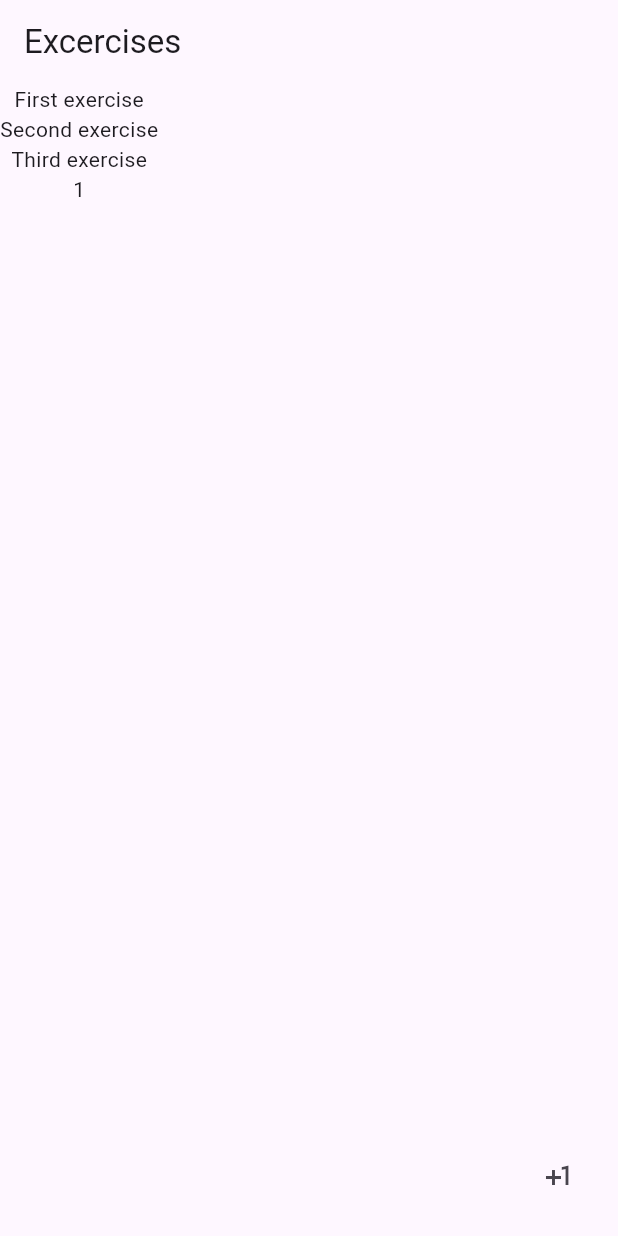
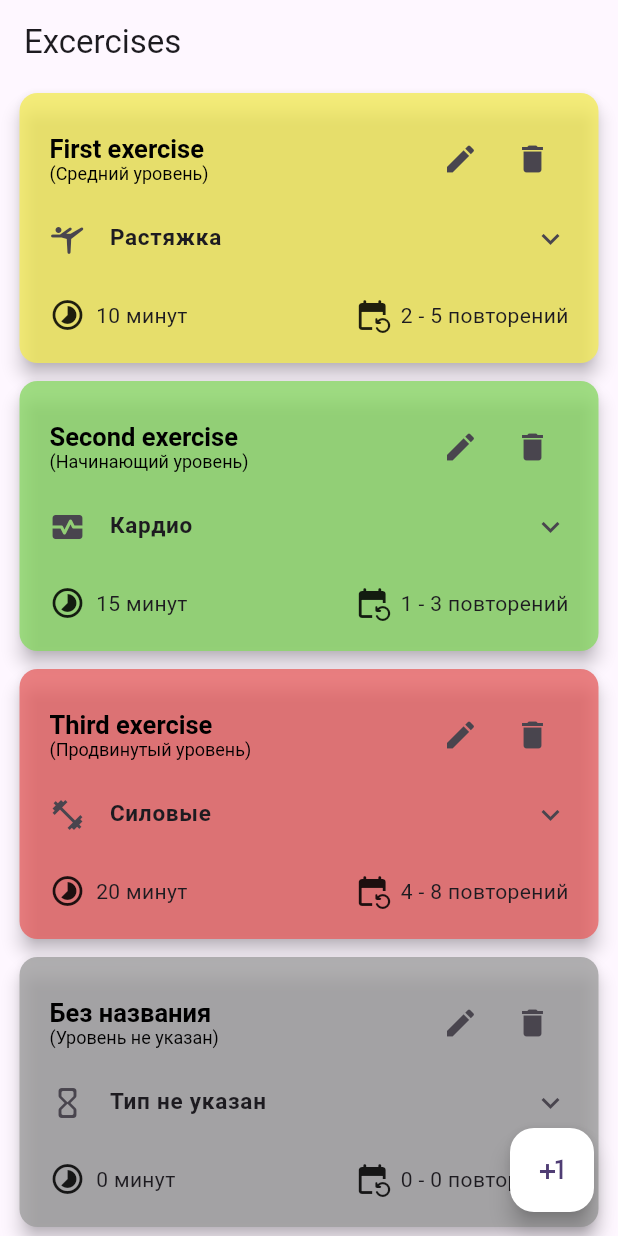
Before and after one commit to alex-ivankova766/gym_guide_example_with_bloc, a Flutter app: the screen it shows after launch, after a tap on the "plus one" icon, on a phone screen of 412 x 824 dp. Run offline on Flutter 3.47's test engine with Material 3 defaults, Android fonts, the phone set to English and light mode, and no system bars; our stand-ins replace equatable, flutter_bloc.

Commit message:
base ui added and delete usecase added

```diff
--- a/lib/features/exercises/data/datasources/local_exercises_datasource.dart
+++ b/lib/features/exercises/data/datasources/local_exercises_datasource.dart
@@ -7,6 +7,7 @@ abstract class LocalExercisesDatasource {
   Future<List<SportExercise>> getExercises();
   Future<void> addExercise(SportExercise exercise);
   Future<void> editExercise(SportExercise exercise);
+  Future<void> deleteExercise(String uuid);
 }
 
 class LocalExercisesDatasourceImpl extends LocalExercisesDatasource {
@@ -26,4 +27,9 @@ class LocalExercisesDatasourceImpl extends LocalExercisesDatasource {
   Future<List<SportExercise>> getExercises() async {
     return [];
   }
+
+  @override
+  Future<void> deleteExercise(String uuid) async {
+    debugPrint(uuid);
+  }
 }
--- a/lib/features/exercises/data/datasources/mock_excercises_datasource.dart
+++ b/lib/features/exercises/data/datasources/mock_excercises_datasource.dart
@@ -2,13 +2,13 @@ import '../../../../shared/data/datasources/sports_exercises.dart';
 import '../../../../shared/data/models/sport_exercise_model.dart';
 import '../../../../shared/domain/entities/sport_excercise.dart';
 
-abstract class MockExcersisesDatasource {
-  Future<List<SportExercise>> getExcercises();
+abstract class MockExersisesDatasource {
+  Future<List<SportExercise>> getExercises();
 }
 
-class MockExcersisesDatasourceImpl implements MockExcersisesDatasource {
+class MockExersisesDatasourceImpl implements MockExersisesDatasource {
   @override
-  Future<List<SportExercise>> getExcercises() async {
+  Future<List<SportExercise>> getExercises() async {
     await Future.delayed(const Duration(milliseconds: 300), () {});
     return sportExercises
         .map((exercise) => SportExerciseModel.fromJson(exercise).toEntity())
--- a/lib/features/exercises/data/repositories/sport_exercises_repository_impl.dart
+++ b/lib/features/exercises/data/repositories/sport_exercises_repository_impl.dart
@@ -6,9 +6,9 @@ import '../datasources/local_exercises_datasource.dart';
 import '../datasources/mock_excercises_datasource.dart';
 
 class SportExercisesRepositoryImpl implements SportExercisesRepository {
-  SportExercisesRepositoryImpl(this.localExercisesDatasource, this.excercisesDatasource);
+  SportExercisesRepositoryImpl(this.localExercisesDatasource, this.exercisesDatasource);
   final LocalExercisesDatasource localExercisesDatasource;
-  final MockExcersisesDatasource excercisesDatasource;
+  final MockExersisesDatasource exercisesDatasource;
 
   @override
   Future<void> addExercise(SportExercise exercise) {
@@ -24,7 +24,7 @@ class SportExercisesRepositoryImpl implements SportExercisesRepository {
   Future<List<SportExercise>> getExercises() async {
     debugPrint('Getting the posts from datasource');
     if ((await localExercisesDatasource.getExercises()).isEmpty) {
-      List<SportExercise> exercises = await excercisesDatasource.getExcercises();
+      List<SportExercise> exercises = await exercisesDatasource.getExercises();
       for (final exercise in exercises) {
         localExercisesDatasource.addExercise(exercise);
       }
@@ -33,4 +33,9 @@ class SportExercisesRepositoryImpl implements SportExercisesRepository {
       return localExercisesDatasource.getExercises();
     }
   }
+
+  @override
+  Future<void> deleteExercise(String uuid) async {
+    localExercisesDatasource.deleteExercise(uuid);
+  }
 }
--- a/lib/features/exercises/domain/repositories/sport_exercises_repository.dart
+++ b/lib/features/exercises/domain/repositories/sport_exercises_repository.dart
@@ -4,4 +4,5 @@ abstract class SportExercisesRepository {
   Future<List<SportExercise>> getExercises();
   Future<void> addExercise(SportExercise exercise);
   Future<void> editExercise(SportExercise exercise);
+  Future<void> deleteExercise(String uuid);
 }
--- /dev/null
+++ b/lib/features/exercises/domain/usecases/delete_exercise.dart
@@ -0,0 +1,26 @@
+
+import '../../../../shared/domain/usecases/usecases.dart';
+import '../repositories/sport_exercises_repository.dart';
+
+class DeleteExercise implements UseCase<void, DeleteExerciseParams> {
+  DeleteExercise(this.exerciseRepository);
+  final SportExercisesRepository exerciseRepository;
+
+  @override
+  Future<void> call(DeleteExerciseParams params) async {
+    return exerciseRepository.deleteExercise(params.uuid);
+  }
+}
+
+
+class DeleteExerciseParams extends Params {
+  DeleteExerciseParams({
+    required this.uuid,
+  });
+  final String uuid;
+
+  @override
+  List<Object?> get props => [
+        uuid
+      ];
+}
--- a/lib/features/exercises/domain/usecases/usecases.dart
+++ b/lib/features/exercises/domain/usecases/usecases.dart
@@ -1,3 +1,4 @@
 export 'add_exercise.dart';
 export 'edit_exercise.dart';
 export 'get_exercises.dart';
+export 'delete_exercise.dart';
--- a/lib/features/exercises/presentation/views/screens/sports_exercises_screen.dart
+++ b/lib/features/exercises/presentation/views/screens/sports_exercises_screen.dart
@@ -3,6 +3,7 @@ import 'package:flutter_bloc/flutter_bloc.dart';
 
 import '../../../../../shared/domain/entities/sport_excercise.dart';
 import '../../bloc/manage_exercise_cubit.dart';
+import '../widgets/exercise_card.dart';
 
 class SportsExercisesScreen extends StatelessWidget {
   const SportsExercisesScreen({super.key});
@@ -11,8 +12,9 @@ class SportsExercisesScreen extends StatelessWidget {
   Widget build(BuildContext context) {
     return Scaffold(
       appBar: AppBar(title: const Text('Excercises')),
-      floatingActionButton: IconButton(icon: Icon(Icons.plus_one), onPressed: () {
-        context.read<ManageExerciseCubit>().addExercise(SportExercise.empty);
+      floatingActionButton: FloatingActionButton(backgroundColor: Colors.white, child: const Icon(Icons.plus_one), onPressed: () {
+        // TODO: go to edit screen
+        context.read<ManageExerciseCubit>().addExercise(SportExercise.empty());
       },),
       body: BlocBuilder<ManageExerciseCubit, ManageExercisesState>(
         builder: (context, state) {
@@ -21,7 +23,7 @@ class SportsExercisesScreen extends StatelessWidget {
                 child: CircularProgressIndicator(color: Colors.white));
           }
           if (state is ExercisesLoaded) {
-            return Column(children: state.exercises.map((e) => Text(e.title)).toList(),);
+            return SingleChildScrollView(child: Column(children: state.exercises.map((e) => SizedBox(width: double.infinity, child: ExerciseCard(e))).toList(),));
           } else {
             return const Center(child: Text('Something went wrong'));
           }
--- a/lib/features/exercises/presentation/views/widgets/exercise_card.dart
+++ b/lib/features/exercises/presentation/views/widgets/exercise_card.dart
@@ -0,0 +1,184 @@
+import 'package:flutter/material.dart';
+import 'package:flutter_bloc/flutter_bloc.dart';
+
+import '../../../../../shared/domain/entities/enums.dart';
+import '../../../../../shared/domain/entities/sport_excercise.dart';
+import '../../bloc/manage_exercise_cubit.dart';
+
+Map<DificultyLevel, Color> levelColors = {
+  DificultyLevel.empty: const Color.fromARGB(200, 158, 158, 158),
+  DificultyLevel.beginner: const Color.fromARGB(199, 136, 216, 99),
+  DificultyLevel.middle: const Color.fromARGB(198, 243, 235, 85),
+  DificultyLevel.professional: const Color.fromARGB(198, 231, 96, 96),
+};
+
+Map<SportExersizeType, Icon> typeIcons = {
+  SportExersizeType.empty: const Icon(Icons.hourglass_empty_rounded),
+  SportExersizeType.cardio: const Icon(Icons.monitor_heart_rounded),
+  SportExersizeType.strength: const Icon(Icons.fitness_center),
+  SportExersizeType.stretch: const Icon(Icons.sports_gymnastics_rounded),
+};
+
+class ExerciseCard extends StatefulWidget {
+  const ExerciseCard(this.exercise, {super.key});
+  final SportExercise exercise;
+
+  @override
+  State<ExerciseCard> createState() => _ExerciseCardState();
+}
+
+class _ExerciseCardState extends State<ExerciseCard> {
+  Future<bool?> showConfirmationDialog(
+      BuildContext context, String itemName, String uuid) {
+    return showDialog<bool>(
+      context: context,
+      builder: (BuildContext ctx) {
+        return AlertDialog(
+          backgroundColor: Colors.white,
+          title: const Text('Удалить?'),
+          content: Text(
+            'Вы уверены, что хотите удалить "$itemName"?',
+            style: const TextStyle(color: Colors.black87),
+          ),
+          actions: <Widget>[
+            ElevatedButton(
+              onPressed: () {
+                Navigator.of(ctx).pop(false);
+              },
+              child: const Text(
+                'Отмена',
+                style: TextStyle(color: Colors.black87),
+              ),
+            ),
+            ElevatedButton(
+              onPressed: () {
+                context.read<ManageExerciseCubit>().deleteExercise(uuid);
+                Navigator.of(ctx).pop(true);
+              },
+              child: const Text(
+                'Удалить',
+                style: TextStyle(color: Colors.black87),
+              ),
+            ),
+          ],
+        );
+      },
+    );
+  }
+
+  @override
+  Widget build(BuildContext context) {
+    return Card(
+      color: levelColors[widget.exercise.level],
+      elevation: 5,
+      margin: const EdgeInsets.symmetric(horizontal: 13, vertical: 6),
+      shadowColor: const Color.fromARGB(171, 39, 29, 45),
+      child: Container(
+        padding: const EdgeInsets.all(20),
+        child: Column(
+          crossAxisAlignment: CrossAxisAlignment.start,
+          children: [
+            Row(
+              mainAxisAlignment: MainAxisAlignment.spaceBetween,
+              children: [
+                RichText(
+                  text: TextSpan(
+                    style: const TextStyle(color: Colors.black, fontSize: 16),
+                    children: [
+                      TextSpan(
+                          text: widget.exercise.title,
+                          style: const TextStyle(
+                              fontWeight: FontWeight.bold, fontSize: 17)),
+                      TextSpan(
+                        text: '\n(${widget.exercise.level.toDisplay()})',
+                        style: const TextStyle(fontSize: 12),
+                      ),
+                    ],
+                  ),
+                ),
+                Row(
+                  children: [
+                    IconButton(
+                      icon: const Icon(Icons.edit),
+                      onPressed: () {
+                        // TODO: Add edit exercise
+                      },
+                    ),
+                    IconButton(
+                      icon: const Icon(Icons.delete),
+                      onPressed: () {
+                        showConfirmationDialog(context, widget.exercise.title,
+                            widget.exercise.uuid);
+                      },
+                    ),
+                  ],
+                )
+              ],
+            ),
+            ExpansionTile(
+              expandedAlignment: Alignment.topLeft,
+              tilePadding: const EdgeInsets.all(0),
+              leading: typeIcons[widget.exercise.exersizeType],
+              title: Text(
+                  widget.exercise.exersizeType.toDisplay() ?? 'Описание',
+                  style: const TextStyle(
+                      fontWeight: FontWeight.bold, fontSize: 15)),
+              children: [
+                Text(widget.exercise.description),
+                const SizedBox(
+                  height: 7,
+                ),
+              ],
+            ),
+            const SizedBox(
+              height: 10,
+            ),
+            Row(
+              mainAxisAlignment: MainAxisAlignment.spaceBetween,
+              children: [
+                ExerciseDuration(widget.exercise.duration.inMinutes.toString()),
+                ExerciseRepetitions(widget.exercise.repetitions),
+              ],
+            ),
+          ],
+        ),
+      ),
+    );
+  }
+}
+
+class ExerciseDuration extends StatelessWidget {
+  const ExerciseDuration(this.duration, {super.key});
+  final String duration;
+
+  @override
+  Widget build(BuildContext context) {
+    return Row(
+      children: [
+        const Icon(Icons.timelapse_rounded),
+        const SizedBox(
+          width: 7,
+        ),
+        Text('$duration минут')
+      ],
+    );
+  }
+}
+
+class ExerciseRepetitions extends StatelessWidget {
+  const ExerciseRepetitions(this.repetitions, {super.key});
+  final List<int> repetitions;
+
+  @override
+  Widget build(BuildContext context) {
+    return Row(
+      children: [
+        const Icon(Icons.event_repeat_rounded),
+        const SizedBox(
+          width: 7,
+        ),
+        Text('${repetitions[0]} - ${repetitions[1]} повторений')
+      ],
+    );
+  }
+}
--- a/lib/main.dart
+++ b/lib/main.dart
@@ -1,3 +1,5 @@
+
+
 import 'package:flutter/material.dart';
 import 'package:flutter_bloc/flutter_bloc.dart';
 
@@ -17,20 +19,21 @@ class MyApp extends StatelessWidget {
   @override
   Widget build(BuildContext context) {
     return MultiRepositoryProvider(
-      providers: [RepositoryProvider(
+      providers: [RepositoryProvider<SportExercisesRepositoryImpl>(
           create: (ctx) => SportExercisesRepositoryImpl(
             LocalExercisesDatasourceImpl(),
-            MockExcersisesDatasourceImpl(),
+            MockExersisesDatasourceImpl(),
           ),
         )]
       ,
       child: MultiBlocProvider(
         providers: [
-          BlocProvider(
+          BlocProvider<ManageExerciseCubit>(
             create: (ctx) => ManageExerciseCubit(
                 addExercise: AddExercise(ctx.read<SportExercisesRepositoryImpl>()),
                 editExercise: EditExercise(ctx.read<SportExercisesRepositoryImpl>()),
-                getExercises: GetExercises(ctx.read<SportExercisesRepositoryImpl>())),
+                getExercises: GetExercises(ctx.read<SportExercisesRepositoryImpl>()),
+                deleteExercise: DeleteExercise(ctx.read<SportExercisesRepositoryImpl>())),
           ),],
         child: Builder(
           builder: (context) {
@@ -59,7 +62,8 @@ class MyHomePage extends StatelessWidget {
               create: (context) => ManageExerciseCubit(
                     addExercise: AddExercise(context.read<SportExercisesRepositoryImpl>()),
                 editExercise: EditExercise(context.read<SportExercisesRepositoryImpl>()),
-                getExercises: GetExercises(context.read<SportExercisesRepositoryImpl>())
+                getExercises: GetExercises(context.read<SportExercisesRepositoryImpl>()),
+                deleteExercise: DeleteExercise(context.read<SportExercisesRepositoryImpl>())
                   ),
               child: const SportsExercisesScreen());
   }
--- a/lib/shared/data/models/sport_exercise_model.dart
+++ b/lib/shared/data/models/sport_exercise_model.dart
@@ -3,7 +3,7 @@ import 'dart:convert';
 import 'package:flutter/material.dart';
 
 import '../../domain/entities/sport_excercise.dart';
-import 'enums.dart';
+import '../../domain/entities/enums.dart';
 
 class SportExerciseModel {
   const SportExerciseModel({
@@ -38,7 +38,7 @@ return SportExerciseModel(
     );
     }catch (error) {
 debugPrint(jsonEncode(error));
-return SportExerciseModel.fromEntity(SportExercise.empty);
+return SportExerciseModel.fromEntity(SportExercise.empty());
     }
 
   }
@@ -68,7 +68,7 @@ return SportExerciseModel.fromEntity(SportExercise.empty);
   }
 
   SportExercise toEntity() {
-    return SportExercise(uuid: uuid,
+    return SportExercise(uuidFromDB: uuid,
       title: title,
       description: description,
       exersizeType: exersizeType,
--- a/lib/shared/data/models/dificulty_level.dart
+++ b/lib/shared/domain/entities/dificulty_level.dart
@@ -1,7 +1,7 @@
 enum DificultyLevel { empty, beginner, middle, professional }
 
 extension DificultyLevelExt on DificultyLevel {
-  String toJson() {
+  String? toJson() {
     switch (this) {
       case DificultyLevel.empty:
         return 'empty';
@@ -12,7 +12,22 @@ extension DificultyLevelExt on DificultyLevel {
       case DificultyLevel.professional:
         return 'professional';
       default:
-        throw Exception('Неизвестное значение перечисления: $this');
+        return null;
+    }
+  }
+
+  String? toDisplay() {
+    switch (this) {
+      case DificultyLevel.empty:
+        return 'Уровень не указан';
+      case DificultyLevel.beginner:
+        return 'Начинающий уровень';
+      case DificultyLevel.middle:
+        return 'Средний уровень';
+      case DificultyLevel.professional:
+        return 'Продвинутый уровень';
+      default:
+        return null;
     }
   }
 
--- a/lib/shared/domain/entities/sport_excercise.dart
+++ b/lib/shared/domain/entities/sport_excercise.dart
@@ -1,18 +1,19 @@
 
 import 'package:equatable/equatable.dart';
+import 'package:uuid/uuid.dart';
 
-import '../../data/models/enums.dart';
+import 'enums.dart';
 
 class SportExercise extends Equatable {
-  const SportExercise({
-    required this.uuid,
+  SportExercise({
+    required String? uuidFromDB,
     required this.title,
     required this.description,
     required this.exersizeType,
     required this.level,
     required this.duration,
     required this.repetitions,
-  });
+  }) : uuid = uuidFromDB ?? const Uuid().v4();
 
   final String uuid;
   final String title;
@@ -22,7 +23,7 @@ class SportExercise extends Equatable {
   final Duration duration;
   final List<int> repetitions;
 
-  static const empty = SportExercise(uuid: '1', title: '1', description: '1', exersizeType: SportExersizeType.empty, level: DificultyLevel.empty, duration: Duration.zero, repetitions: [0, 0],);
+  static empty() => SportExercise(uuidFromDB: null, title: 'Без названия', description: '1', exersizeType: SportExersizeType.empty, level: DificultyLevel.empty, duration: Duration.zero, repetitions: [0, 0],);
 
   @override
   List<Object?> get props => [
--- a/lib/shared/data/models/sport_exercise_type.dart
+++ b/lib/shared/domain/entities/sport_exercise_type.dart
@@ -1,7 +1,7 @@
 enum SportExersizeType { empty, cardio, strength, stretch }
 
 extension SportExersizeTypeExt on SportExersizeType {
-  String toJson() {
+  String? toJson() {
     switch (this) {
       case SportExersizeType.empty:
         return 'empty';
@@ -12,10 +12,24 @@ extension SportExersizeTypeExt on SportExersizeType {
       case SportExersizeType.stretch:
         return 'stretch';
       default:
-        throw Exception('Неизвестное значение перечисления: $this');
+        return null;
     }
   }
 
+  String? toDisplay() {
+    switch (this) {
+      case SportExersizeType.empty:
+        return 'Тип не указан';
+      case SportExersizeType.cardio:
+        return 'Кардио';
+      case SportExersizeType.strength:
+        return 'Силовые';
+      case SportExersizeType.stretch:
+        return 'Растяжка';
+      default:
+        return null;
+    }
+  }
 static SportExersizeType? fromJson(String jsonValue) {
   switch (jsonValue) {
     case 'empty':
```
Also changed, not shown: lib/features/exercises/presentation/bloc/manage_exercise_cubit.dart (+23 -0 lines), pubspec.yaml (+4 -4 lines), lib/shared/domain/entities/enums.dart (renamed from lib/shared/data/models/enums.dart), 1 other file.
